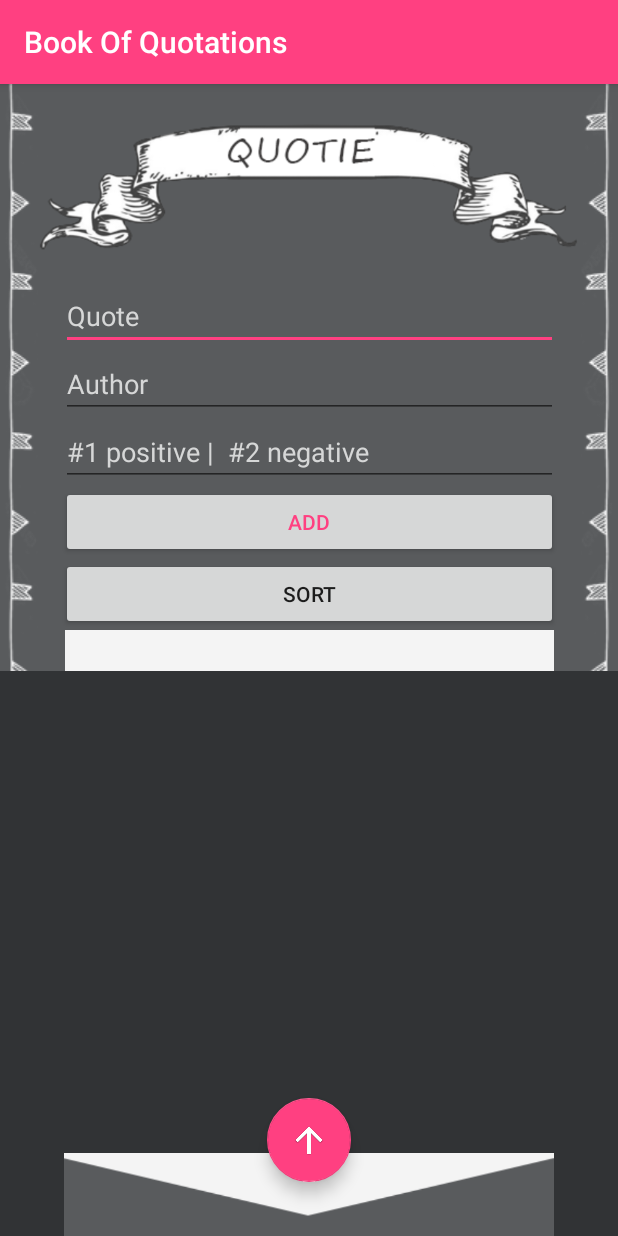
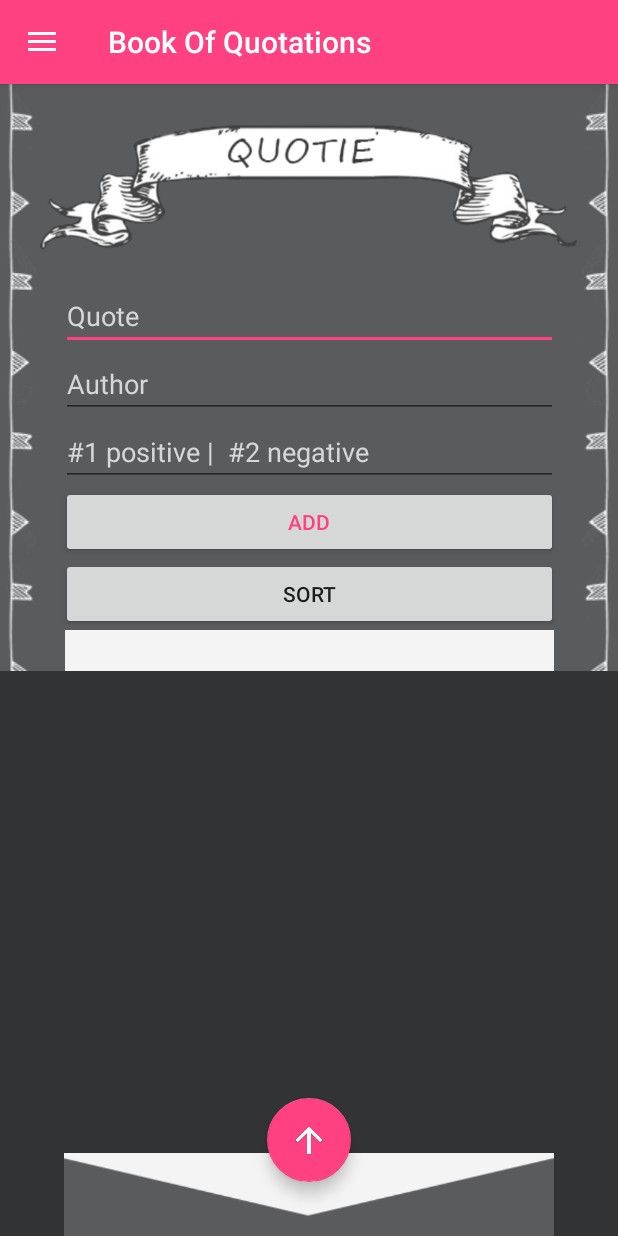
Before and after one commit to LadyLazorcorn/DailyMotivationalQuote, an Android app: the screen it shows after launch (MainActivity), on a phone screen of 412 x 824 dp. Run offline under Robolectric (Android 15) with nearby library versions, the phone set to English and light mode, and no system bars; our stand-ins replace Firebase (no records; nobody signed in at launch, a user with empty details on screens opened directly).

Commit message:
Drawer menu added

```diff
--- a/SimpleFirestoreProject/app/src/main/java/com/lazorcorn/simplefirestoreproject/MainActivity.java
+++ b/SimpleFirestoreProject/app/src/main/java/com/lazorcorn/simplefirestoreproject/MainActivity.java
@@ -1,17 +1,18 @@
 package com.lazorcorn.simplefirestoreproject;
 
-import android.content.Intent;
 import android.support.annotation.NonNull;
 import android.support.design.widget.FloatingActionButton;
-import android.support.design.widget.Snackbar;
+import android.support.v4.widget.DrawerLayout;
+import android.support.v7.app.ActionBarDrawerToggle;
 import android.support.v7.app.AppCompatActivity;
 import android.os.Bundle;
 import android.util.Log;
+import android.view.Menu;
+import android.view.MenuItem;
 import android.view.View;
 import android.view.WindowManager;
 import android.widget.EditText;
 import android.widget.ScrollView;
-import android.widget.SearchView;
 import android.widget.TextView;
 import android.widget.Toast;
 
@@ -29,7 +30,6 @@ import com.google.firebase.firestore.FirebaseFirestoreException;
 import com.google.firebase.firestore.Query;
 import com.google.firebase.firestore.QueryDocumentSnapshot;
 import com.google.firebase.firestore.QuerySnapshot;
-import com.google.firebase.firestore.SetOptions;
 
 import java.util.HashMap;
 import java.util.List;
@@ -37,6 +37,9 @@ import java.util.Map;
 
 public class MainActivity extends AppCompatActivity {
     private static final String TAG = "MainActivity";   //usage for log messages
+
+    private DrawerLayout drawerLayout;
+    private ActionBarDrawerToggle menuToggle;
 
     private static final String KEY_QUOTE = "quote";    //access-key to database
     private static final String KEY_AUTHOR = "author";
@@ -58,6 +61,13 @@ public class MainActivity extends AppCompatActivity {
     protected void onCreate(Bundle savedInstanceState) {
         super.onCreate(savedInstanceState);
         setContentView(R.layout.activity_main);
+
+        drawerLayout = (DrawerLayout) findViewById(R.id.drawer);
+        menuToggle = new ActionBarDrawerToggle(this, drawerLayout, R.string.open, R.string.close);
+        drawerLayout.addDrawerListener(menuToggle);
+        menuToggle.syncState();
+        getSupportActionBar().setDisplayHomeAsUpEnabled(true);
+
 
         editTextQuote = findViewById(R.id.edit_entry_quote);
         editTextAuthor = findViewById(R.id.edit_entry_author);
@@ -302,5 +312,25 @@ public class MainActivity extends AppCompatActivity {
         Toast.makeText(MainActivity.this, "Sorted by category", Toast.LENGTH_SHORT).show();
     }
 
+    public boolean onCreateOptionsmenu(Menu menu){
+        //inflate menu
+        getMenuInflater().inflate(R.menu.options_menu, menu);
+        return super.onCreateOptionsMenu(menu);
+    }
+
+    @Override
+    public boolean onOptionsItemSelected(MenuItem item)
+    {
+        int id = item.getItemId();
+
+        //menu item click handling:
+        if(menuToggle.onOptionsItemSelected(item)){
+            Toast.makeText(this, "Menu open", Toast.LENGTH_SHORT).show();
+            return true;
+        }
+
+        return super.onOptionsItemSelected(item);
+    }
+
 
 }
--- a/SimpleFirestoreProject/app/src/main/res/layout/activity_main.xml
+++ b/SimpleFirestoreProject/app/src/main/res/layout/activity_main.xml
@@ -1,13 +1,29 @@
 <?xml version="1.0" encoding="utf-8"?>
-<RelativeLayout xmlns:android="http://schemas.android.com/apk/res/android"
+<android.support.v4.widget.DrawerLayout xmlns:android="http://schemas.android.com/apk/res/android"
     xmlns:app="http://schemas.android.com/apk/res-auto"
     xmlns:tools="http://schemas.android.com/tools"
     android:layout_width="match_parent"
     android:layout_height="match_parent"
-    android:background="#313335"
-    android:orientation="vertical"
-    android:padding="0dp"
+    android:id="@+id/drawer"
     tools:context=".MainActivity">
+
+    <android.support.design.widget.NavigationView
+        app:headerLayout="@layout/header"
+        android:layout_width="wrap_content"
+        android:layout_height="wrap_content"
+        app:itemIconTint="@color/colorPrimaryDark"
+        app:itemTextColor="@color/colorPrimaryDark"
+        app:menu="@menu/drawer_menu"
+        android:layout_gravity="start">
+
+    </android.support.design.widget.NavigationView>
+
+    <RelativeLayout
+        android:layout_width="match_parent"
+        android:layout_height="match_parent"
+        android:orientation="vertical"
+        android:background="#313335"
+        android:padding="0dp">
 
     <RelativeLayout
         android:layout_width="match_parent"
@@ -250,6 +266,9 @@
          android:layout_height= "wrap_content"
          android:text="Delete Entry"
          android:onClick="deleteEntry"/> -->
+    </RelativeLayout>
 
 
-</RelativeLayout>
+
+
+</android.support.v4.widget.DrawerLayout>
--- /dev/null
+++ b/SimpleFirestoreProject/app/src/main/res/menu/drawer_menu.xml
@@ -0,0 +1,14 @@
+<?xml version="1.0" encoding="utf-8"?>
+<menu xmlns:android="http://schemas.android.com/apk/res/android"
+    xmlns:app="http://schemas.android.com/apk/res-auto">
+
+    <item android:id="@+id/dashboard" android:title="Dashboard" android:icon="@drawable/icon_dashboard"/>
+    <item android:id="@+id/favs" android:title="Favorites" android:icon="@drawable/icon_heart_full"/>
+    <item android:id="@+id/categories" android:title="Kagegorien" android:icon="@drawable/icon_heart_full"/>
+    <item android:id="@+id/search" android:title="Search" android:icon="@drawable/icon_search"/>
+    <item android:id="@+id/sorting" android:title="Sort" android:icon="@drawable/icon_filter"/>
+    <item android:id="@+id/settings" android:title="Settings" android:icon="@drawable/icon_options"/>
+    <item android:id="@+id/activities" android:title="Activities" />
+    <item android:id="@+id/logout" android:title="Logout" />
+
+</menu>
--- /dev/null
+++ b/SimpleFirestoreProject/app/src/main/res/menu/options_menu.xml
@@ -0,0 +1,21 @@
+<?xml version="1.0" encoding="utf-8"?>
+<menu xmlns:android="http://schemas.android.com/apk/res/android"
+    xmlns:app="http://schemas.android.com/apk/res-auto">
+
+    <item android:title="Item1"
+        android:id="@+id/item1"
+        app:showAsAction="never"/>
+    <item android:title="Item2"
+        android:id="@+id/item2"
+        app:showAsAction="never"/>
+    <item android:title="Item3"
+        android:id="@+id/item3"
+        app:showAsAction="never"/>
+
+    <item android:title="Item4"
+        android:id="@+id/item4"
+        app:showAsAction="always"/>
+
+
+
+</menu>
--- a/SimpleFirestoreProject/app/src/main/res/values/strings.xml
+++ b/SimpleFirestoreProject/app/src/main/res/values/strings.xml
@@ -1,3 +1,5 @@
 <resources>
     <string name="app_name">Book Of Quotations</string>
+    <string name="open">Open</string>
+    <string name="close">Close</string>
 </resources>
```
Also changed, not shown: SimpleFirestoreProject/app/src/main/res/layout/header.xml (added, +29 -0 lines), SimpleFirestoreProject/app/src/main/res/drawable-v24/avatar.png (added), SimpleFirestoreProject/app/src/main/res/drawable-v24/icon_dashboard.png (added), SimpleFirestoreProject/app/src/main/res/drawable-v24/icon_filter.png (added), SimpleFirestoreProject/app/src/main/res/drawable-v24/icon_heart_empty.png (added), SimpleFirestoreProject/app/src/main/res/drawable-v24/icon_heart_full.png (added), SimpleFirestoreProject/app/src/main/res/drawable-v24/icon_options.png (added), SimpleFirestoreProject/app/src/main/res/drawable-v24/icon_search.png (added).
